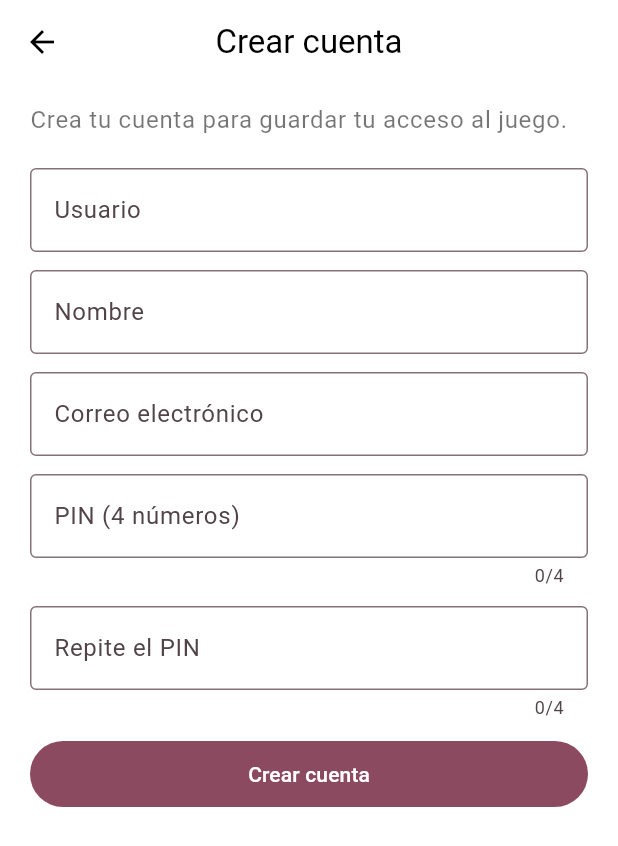
After one commit to AleHiguera/brilliantdart, a Flutter app: the screen it shows after launch, after a tap on "Entrar", after a tap on "¿No tienes cuenta? Crear cuenta", on a phone screen of 412 x 824 dp. The commit adds this screen. Shown: the top 846 px of the screen. Run offline on Flutter 3.47's test engine with Material 3 defaults, Android fonts, the phone set to English and light mode, and no system bars; our stand-ins replace audioplayers.

Commit message:
interfaz de registro

```diff
--- a/mobile/lib/inicio_sesion.dart
+++ b/mobile/lib/inicio_sesion.dart
@@ -1,6 +1,7 @@
 import 'package:flutter/material.dart';
 import 'package:flutter/services.dart';
 import 'package:brilliant_mobile/colores_zonas.dart' as estilo;
+import 'package:brilliant_mobile/registro.dart';
 import 'package:brilliant_mobile/servicio_auth.dart';
 
 /// Pide usuario y PIN y los comprueba contra el servidor de cuentas antes de
@@ -57,6 +58,17 @@ class _InicioSesionPageState extends State<InicioSesionPage> {
         _pin.clear();
       });
     }
+  }
+
+  void _abrirRegistro() {
+    widget.auth.servidor = _servidor.text.trim();
+    setState(() => _error = null);
+    Navigator.of(context).push(
+      MaterialPageRoute<void>(
+        builder: (_) =>
+            RegistroPage(auth: widget.auth, siguiente: widget.siguiente),
+      ),
+    );
   }
 
   @override
@@ -139,9 +151,7 @@ class _InicioSesionPageState extends State<InicioSesionPage> {
                         labelText: 'PIN (4 números)',
                         border: OutlineInputBorder(),
                       ),
-                      validator: (valor) => (valor ?? '').length != 4
-                          ? 'El PIN tiene exactamente 4 números.'
-                          : null,
+                      validator: validarPin,
                       onFieldSubmitted: (_) => _entrar(),
                     ),
                     ExpansionTile(
@@ -198,6 +208,12 @@ class _InicioSesionPageState extends State<InicioSesionPage> {
                             : const Text('Entrar'),
                       ),
                     ),
+                    const SizedBox(height: 8),
+                    TextButton(
+                      key: const Key('login-crear-cuenta'),
+                      onPressed: _enviando ? null : _abrirRegistro,
+                      child: const Text('¿No tienes cuenta? Crear cuenta'),
+                    ),
                   ],
                 ),
               ),
--- /dev/null
+++ b/mobile/lib/registro.dart
@@ -0,0 +1,230 @@
+import 'package:flutter/material.dart';
+import 'package:flutter/services.dart';
+import 'package:brilliant_mobile/servicio_auth.dart';
+
+// Mismas reglas que comun/Validador.java del servidor. El servidor las vuelve
+// a comprobar; aquí solo sirven para avisar antes de enviar.
+final _usuarioValido = RegExp(r'^[A-Za-z][A-Za-z0-9_.-]{2,29}$');
+final _correoValido = RegExp(r'^[^@\s]+@[^@\s]+\.[^@\s]+$');
+final _letra = RegExp(r'\p{L}', unicode: true);
+
+String? validarUsuario(String? valor) =>
+    _usuarioValido.hasMatch((valor ?? '').trim())
+    ? null
+    : 'Debe empezar por una letra y tener de 3 a 30 caracteres '
+          '(letras, números, punto, guion o guion bajo).';
+
+String? validarNombre(String? valor) {
+  final nombre = (valor ?? '').trim();
+  if (nombre.isEmpty || nombre.length > 80) {
+    return 'El nombre es obligatorio (máximo 80 caracteres).';
+  }
+  if (nombre.contains('  ') || nombre.contains(RegExp(r'[^\S ]'))) {
+    return 'Solo puede llevar un espacio entre palabras.';
+  }
+  if (!_letra.hasMatch(nombre)) return 'El nombre debe contener letras.';
+  return null;
+}
+
+String? validarCorreo(String? valor) {
+  final correo = (valor ?? '').trim();
+  return correo.length <= 120 && _correoValido.hasMatch(correo)
+      ? null
+      : 'El correo electrónico no es válido.';
+}
+
+String? validarPin(String? valor) => RegExp(r'^[0-9]{4}$').hasMatch(valor ?? '')
+    ? null
+    : 'El PIN tiene exactamente 4 números.';
+
+/// Crea una cuenta nueva en el servidor y entra directamente al juego.
+class RegistroPage extends StatefulWidget {
+  const RegistroPage({super.key, required this.auth, required this.siguiente});
+
+  final ServicioAuth auth;
+  final WidgetBuilder siguiente;
+
+  @override
+  State<RegistroPage> createState() => _RegistroPageState();
+}
+
+class _RegistroPageState extends State<RegistroPage> {
+  final _formulario = GlobalKey<FormState>();
+  final _usuario = TextEditingController();
+  final _nombre = TextEditingController();
+  final _correo = TextEditingController();
+  final _pin = TextEditingController();
+  final _confirmacion = TextEditingController();
+  bool _enviando = false;
+  String? _error;
+
+  @override
+  void dispose() {
+    _usuario.dispose();
+    _nombre.dispose();
+    _correo.dispose();
+    _pin.dispose();
+    _confirmacion.dispose();
+    super.dispose();
+  }
+
+  Future<void> _crearCuenta() async {
+    if (_enviando || !_formulario.currentState!.validate()) return;
+    setState(() {
+      _enviando = true;
+      _error = null;
+    });
+
+    try {
+      await widget.auth.registrar(
+        usuario: _usuario.text,
+        nombre: _nombre.text,
+        correo: _correo.text,
+        pin: _pin.text,
+      );
+      if (!mounted) return;
+      Navigator.of(context).pushAndRemoveUntil(
+        MaterialPageRoute<void>(builder: widget.siguiente),
+        (_) => false,
+      );
+    } on ErrorAuth catch (e) {
+      if (!mounted) return;
+      setState(() {
+        _error = e.mensaje;
+        _enviando = false;
+      });
+    }
+  }
+
+  Widget _campo({
+    required String clave,
+    required TextEditingController controlador,
+    required String etiqueta,
+    required FormFieldValidator<String> validador,
+    bool pin = false,
+    TextInputType? teclado,
+    Iterable<String>? autocompletar,
+  }) {
+    return Padding(
+      padding: const EdgeInsets.only(bottom: 12),
+      child: TextFormField(
+        key: Key(clave),
+        controller: controlador,
+        enabled: !_enviando,
+        obscureText: pin,
+        maxLength: pin ? 4 : null,
+        keyboardType: pin ? TextInputType.number : teclado,
+        inputFormatters: pin ? [FilteringTextInputFormatter.digitsOnly] : null,
+        autofillHints: autocompletar,
+        textInputAction: TextInputAction.next,
+        decoration: InputDecoration(
+          labelText: etiqueta,
+          border: const OutlineInputBorder(),
+        ),
+        validator: validador,
+      ),
+    );
+  }
+
+  @override
+  Widget build(BuildContext context) {
+    return Scaffold(
+      appBar: AppBar(
+        title: const Text('Crear cuenta'),
+        centerTitle: true,
+        backgroundColor: Colors.white,
+        foregroundColor: Colors.black,
+        elevation: 0,
+      ),
+      body: SafeArea(
+        child: Center(
+          child: ConstrainedBox(
+            constraints: const BoxConstraints(maxWidth: 420),
+            child: Form(
+              key: _formulario,
+              child: AutofillGroup(
+                child: ListView(
+                  padding: const EdgeInsets.fromLTRB(20, 12, 20, 32),
+                  children: [
+                    Text(
+                      'Crea tu cuenta para guardar tu acceso al juego.',
+                      style: Theme.of(
+                        context,
+                      ).textTheme.bodyLarge?.copyWith(color: Colors.black54),
+                    ),
+                    const SizedBox(height: 20),
+                    _campo(
+                      clave: 'registro-usuario',
+                      controlador: _usuario,
+                      etiqueta: 'Usuario',
+                      validador: validarUsuario,
+                      autocompletar: const [AutofillHints.newUsername],
+                    ),
+                    _campo(
+                      clave: 'registro-nombre',
+                      controlador: _nombre,
+                      etiqueta: 'Nombre',
+                      validador: validarNombre,
+                      teclado: TextInputType.name,
+                      autocompletar: const [AutofillHints.name],
+                    ),
+                    _campo(
+                      clave: 'registro-correo',
+                      controlador: _correo,
+                      etiqueta: 'Correo electrónico',
+                      validador: validarCorreo,
+                      teclado: TextInputType.emailAddress,
+                      autocompletar: const [AutofillHints.email],
+                    ),
+                    _campo(
+                      clave: 'registro-pin',
+                      controlador: _pin,
+                      etiqueta: 'PIN (4 números)',
+                      validador: validarPin,
+                      pin: true,
+                      autocompletar: const [AutofillHints.newPassword],
+                    ),
+                    _campo(
+                      clave: 'registro-confirmacion',
+                      controlador: _confirmacion,
+                      etiqueta: 'Repite el PIN',
+                      validador: (valor) =>
+                          valor == _pin.text ? null : 'Los PIN no coinciden.',
+                      pin: true,
+                    ),
+                    if (_error != null) ...[
+                      SelectableText(
+                        _error!,
+                        key: const Key('registro-error'),
+                        style: TextStyle(
+                          color: Theme.of(context).colorScheme.error,
+                        ),
+                      ),
+                      const SizedBox(height: 12),
+                    ],
+                    FilledButton(
+                      key: const Key('registro-crear'),
+                      onPressed: _enviando ? null : _crearCuenta,
+                      child: Padding(
+                        padding: const EdgeInsets.symmetric(vertical: 12),
+                        child: _enviando
+                            ? const SizedBox(
+                                width: 20,
+                                height: 20,
+                                child: CircularProgressIndicator(
+                                  strokeWidth: 2,
+                                ),
+                              )
+                            : const Text('Crear cuenta'),
+                      ),
+                    ),
+                  ],
+                ),
+              ),
+            ),
+          ),
+        ),
+      ),
+    );
+  }
+}
--- a/mobile/lib/servicio_auth.dart
+++ b/mobile/lib/servicio_auth.dart
@@ -55,6 +55,29 @@ class ServicioAuth {
       'login',
       cuerpo: {'usuario': usuario.trim(), 'password': pin},
     );
+    return _abrirSesion(respuesta);
+  }
+
+  /// Crea la cuenta en el servidor y deja la sesión iniciada.
+  Future<Sesion> registrar({
+    required String usuario,
+    required String nombre,
+    required String correo,
+    required String pin,
+  }) async {
+    final respuesta = await _enviar(
+      'registro',
+      cuerpo: {
+        'usuario': usuario.trim(),
+        'nombre': nombre.trim(),
+        'correo': correo.trim(),
+        'password': pin,
+      },
+    );
+    return _abrirSesion(respuesta);
+  }
+
+  Sesion _abrirSesion(Map<String, dynamic> respuesta) {
     return sesion = Sesion(
       usuario: respuesta['usuario'] as String,
       nombre: respuesta['nombre'] as String,
```
Also changed, not shown: mobile/lib/main.dart (+37 -2 lines), 1 other file.
